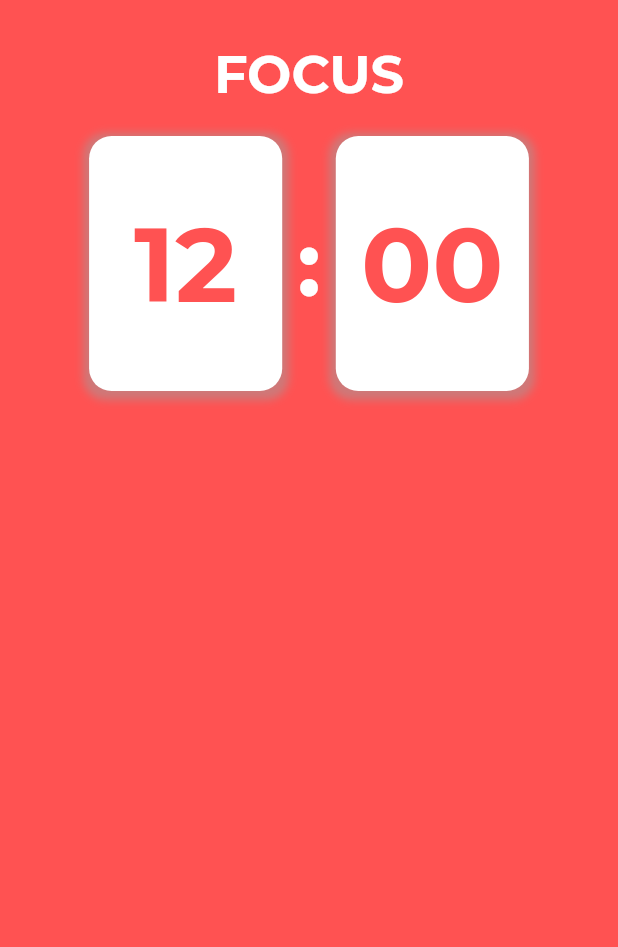
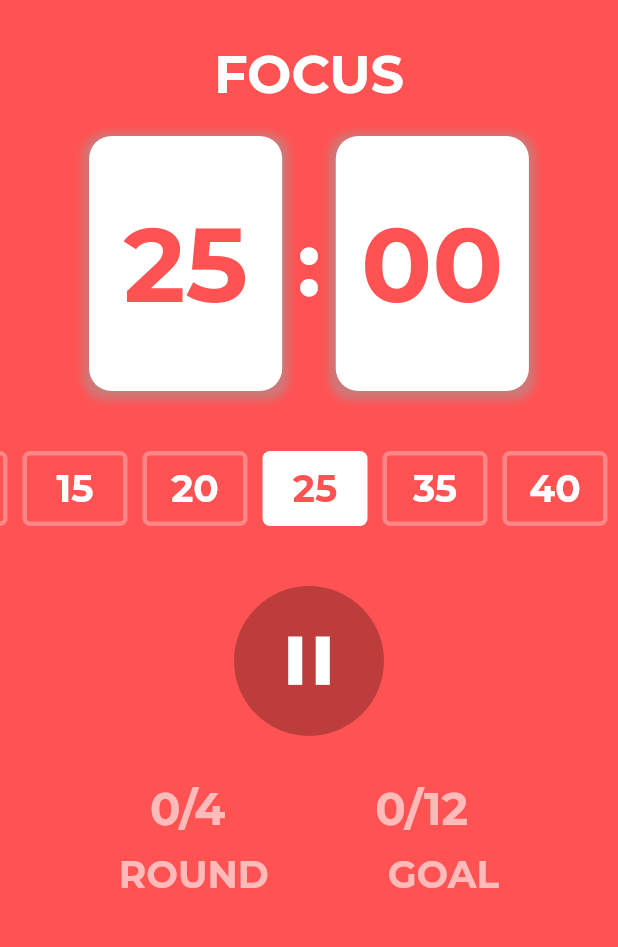
Before and after one commit to JohnEsleyer/Pomodoro-App, a Flutter app: the screen it shows after launch, on a phone screen of 412 x 824 dp, the part 65-1012 px from its top. Run offline on Flutter 3.47's test engine with Material 2 defaults, Android fonts, the phone set to English and light mode, and no system bars; our stand-ins replace google_fonts.

Commit message:
added provider for timer

```diff
--- a/lib/main.dart
+++ b/lib/main.dart
@@ -1,8 +1,15 @@
 import 'package:flutter/material.dart';
+import 'package:provider/provider.dart';
 import 'pomodoroscreen.dart';
+import 'widgets/timerservice.dart';
 
 void main() {
-  runApp(const MyApp());
+  runApp(
+    ChangeNotifierProvider<TimerService>(
+      create: (_) => TimerService(),
+      child: MyApp(),
+    ),
+  );
 }
 
 class MyApp extends StatelessWidget {
--- a/lib/pomodoroscreen.dart
+++ b/lib/pomodoroscreen.dart
@@ -1,6 +1,9 @@
 import 'package:flutter/material.dart';
+import 'package:pomodoro/widgets/timeoptions.dart';
 import 'utils.dart';
 import 'widgets/timercard.dart';
+import 'widgets/timecontroller.dart';
+import 'widgets/progresswidget.dart';
 
 class PomodoroScreen extends StatelessWidget {
   @override
@@ -31,6 +34,14 @@ class PomodoroScreen extends StatelessWidget {
           child: Column(children: [
             SizedBox(height: 15),
             TimerCard(),
+            SizedBox(height: 40),
+            TimeOptions(),
+            SizedBox(height: 40),
+            TimeController(),
+            SizedBox(
+              height: 30,
+            ),
+            ProgressWidget(),
           ]),
         ),
       ),
--- a/lib/utils.dart
+++ b/lib/utils.dart
@@ -2,9 +2,17 @@ import 'package:flutter/material.dart';
 import 'package:google_fonts/google_fonts.dart';
 
 TextStyle textStyle(double size, Color color, FontWeight fw) {
-  return GoogleFonts.montserrat(
-    fontSize: size,
-    color: color,
-    fontWeight: fw
-  );
+  return GoogleFonts.montserrat(fontSize: size, color: color, fontWeight: fw);
 }
+
+List selectableTimes = [
+  "300", // Five minutes
+  "600",
+  "900",
+  "1200",
+  "1500",
+  "2100",
+  "2400",
+  "3000",
+  "33000"
+];
--- /dev/null
+++ b/lib/widgets/progresswidget.dart
@@ -0,0 +1,27 @@
+import "package:flutter/material.dart";
+import "package:pomodoro/utils.dart";
+
+class ProgressWidget extends StatelessWidget {
+  const ProgressWidget({super.key});
+
+  @override
+  Widget build(BuildContext context) {
+    return Column(children: [
+      Row(
+        mainAxisAlignment: MainAxisAlignment.spaceEvenly,
+        children: [
+          Text("0/4", style: textStyle(30, Colors.white60, FontWeight.bold)),
+          Text("0/12", style: textStyle(30, Colors.white60, FontWeight.bold)),
+        ],
+      ),
+      SizedBox(height: 10),
+      Row(
+        mainAxisAlignment: MainAxisAlignment.spaceEvenly,
+        children: [
+          Text("ROUND", style: textStyle(25, Colors.white60, FontWeight.bold)),
+          Text("GOAL", style: textStyle(25, Colors.white60, FontWeight.bold)),
+        ],
+      ),
+    ]);
+  }
+}
--- /dev/null
+++ b/lib/widgets/timecontroller.dart
@@ -0,0 +1,25 @@
+import 'package:flutter/material.dart';
+
+class TimeController extends StatefulWidget {
+  @override
+  State<TimeController> createState() => _TimeControllerState();
+}
+
+class _TimeControllerState extends State<TimeController> {
+  @override
+  Widget build(BuildContext context) {
+    return Container(
+        width: 100,
+        height: 100,
+        decoration:
+            BoxDecoration(color: Colors.black26, shape: BoxShape.circle),
+        child: Center(
+          child: IconButton(
+            icon: Icon(Icons.pause),
+            onPressed: () {},
+            color: Colors.white,
+            iconSize: 55,
+          ),
+        ));
+  }
+}
--- /dev/null
+++ b/lib/widgets/timeoptions.dart
@@ -0,0 +1,47 @@
+import "package:flutter/material.dart";
+import 'package:pomodoro/utils.dart';
+import 'package:provider/provider.dart';
+import 'timerservice.dart';
+
+class TimeOptions extends StatelessWidget {
+  @override
+  Widget build(BuildContext context) {
+    final provider = Provider.of<TimerService>(context);
+    return SingleChildScrollView(
+      controller: ScrollController(initialScrollOffset: 155),
+      scrollDirection: Axis.horizontal,
+      child: Row(
+        children: selectableTimes.map((time) {
+          return InkWell(
+            onTap: () => provider.selectTime(double.parse(time)),
+            child: Container(
+              margin: EdgeInsets.only(left: 10),
+              width: 70,
+              height: 50,
+              decoration: int.parse(time) == provider.selectedTime
+                  ? BoxDecoration(
+                      color: Colors.white,
+                      borderRadius: BorderRadius.circular(5),
+                    )
+                  : BoxDecoration(
+                      border: Border.all(width: 3, color: Colors.white30),
+                      borderRadius: BorderRadius.circular(5),
+                    ),
+              child: Center(
+                child: Text(
+                  (int.parse(time) ~/ 60).toString(),
+                  style: textStyle(
+                      25,
+                      int.parse(time) == provider.selectedTime
+                          ? Colors.redAccent
+                          : Colors.white,
+                      FontWeight.w700),
+                ),
+              ),
+            ),
+          );
+        }).toList(),
+      ),
+    );
+  }
+}
--- a/lib/widgets/timercard.dart
+++ b/lib/widgets/timercard.dart
@@ -35,7 +35,7 @@ class TimerCard extends StatelessWidget {
                 ],
               ),
               child: Center(
-                  child: Text("12",
+                  child: Text("25",
                       style: textStyle(70, Colors.redAccent, FontWeight.bold))),
             ),
             SizedBox(
--- /dev/null
+++ b/lib/widgets/timerservice.dart
@@ -0,0 +1,14 @@
+import "package:flutter/material.dart";
+import "dart:async";
+
+class TimerService extends ChangeNotifier {
+  late Timer timer;
+  double currentDuration = 1500;
+  double selectedTime = 1500;
+
+  void selectTime(double seconds) {
+    selectedTime = seconds;
+    currentDuration = seconds;
+    notifyListeners();
+  }
+}
```
